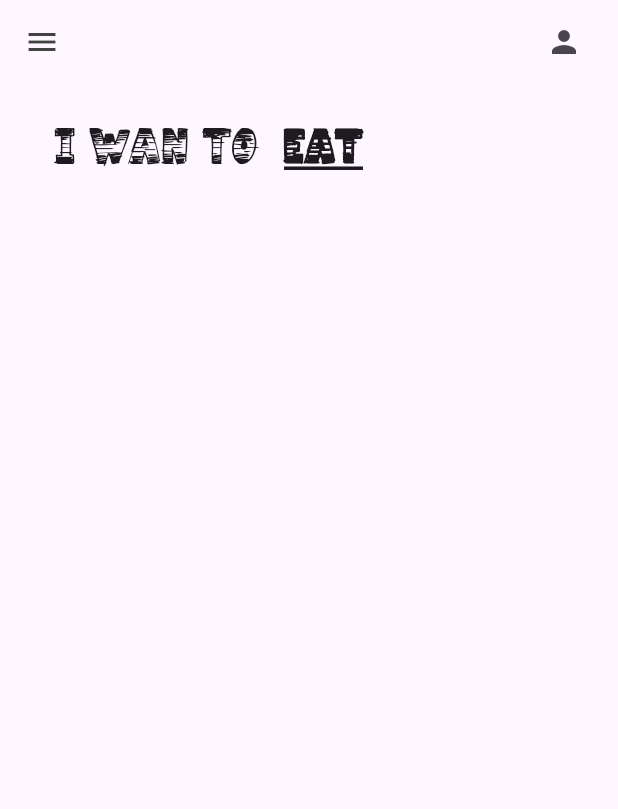
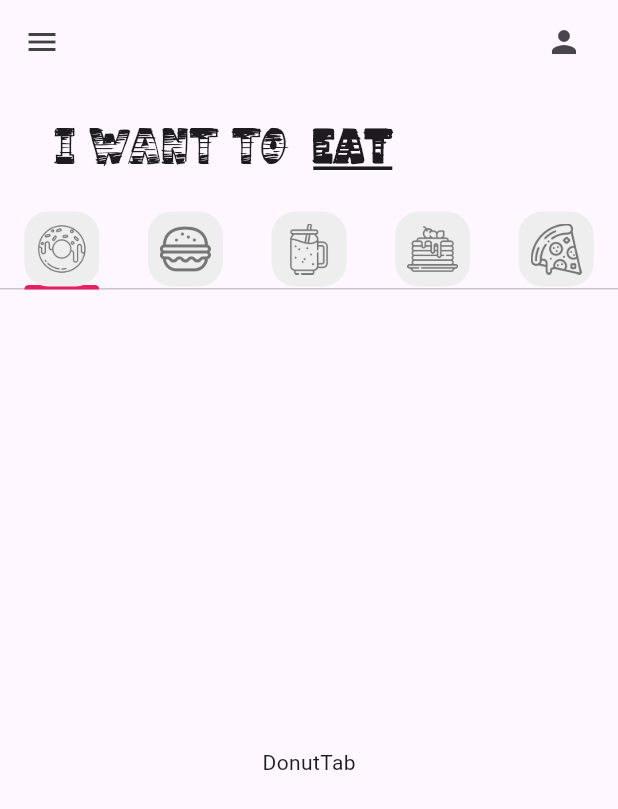
Before and after one commit to JERC-gif/Unidad-II, a Flutter app: the screen it shows after launch, on a phone screen of 412 x 824 dp. Shown: the top 809 px of the screen. Run offline on Flutter 3.47's test engine with Material 3 defaults, Android fonts, the phone set to English and light mode, and no system bars.

Commit message:
starting TabBarview

```diff
--- a/donut_app_2c_ruiz/lib/main.dart
+++ b/donut_app_2c_ruiz/lib/main.dart
@@ -15,6 +15,7 @@ class MyApp extends StatelessWidget {
       debugShowCheckedModeBanner: false,
       title: 'Flutter Demo',
       theme: ThemeData(
+        tabBarTheme: const TabBarTheme(indicatorColor: Colors.pink),
 
         colorScheme: ColorScheme.fromSeed(seedColor: Colors.deepPurple),
         useMaterial3: true,
--- a/donut_app_2c_ruiz/lib/pages/home_page.dart
+++ b/donut_app_2c_ruiz/lib/pages/home_page.dart
@@ -1,3 +1,9 @@
+import 'package:donut_app_2c_ruiz/tabs/burger_tab.dart';
+import 'package:donut_app_2c_ruiz/tabs/donut_tab.dart';
+import 'package:donut_app_2c_ruiz/tabs/pancakes_tab.dart';
+import 'package:donut_app_2c_ruiz/tabs/pizza_tab.dart';
+import 'package:donut_app_2c_ruiz/tabs/smoothie_tab.dart';
+import 'package:donut_app_2c_ruiz/utils/my_tab.dart';
 import 'package:flutter/material.dart';
 
 class HomePage extends StatefulWidget {
@@ -8,9 +14,19 @@ class HomePage extends StatefulWidget {
 }
 
 class _HomePageState extends State<HomePage> {
+  List<Widget>  myTabs = [
+    const MyTab(iconPath: 'lib/icons/donut.png'),
+    const MyTab(iconPath: 'lib/icons/burger.png'),
+    const MyTab(iconPath: 'lib/icons/smoothie.png'),
+    const MyTab(iconPath: 'lib/icons/pancakes.png'),
+    const MyTab(iconPath: 'lib/icons/pizza.png')
+    ];
+
   @override
   Widget build(BuildContext context) {
-    return Scaffold(
+    return DefaultTabController(
+      length: myTabs.length,
+      child: Scaffold(
         appBar: AppBar(
           backgroundColor: Colors.transparent,
           //Icono Izquierdo
@@ -29,11 +45,11 @@ class _HomePageState extends State<HomePage> {
         body: Column(
           children: [
         //Texto principal
-        Padding(
-          padding: const EdgeInsets.symmetric(horizontal: 36, vertical: 18),
+         const Padding(
+            padding:  EdgeInsets.symmetric(horizontal: 36, vertical: 18),
             child: Row(
               children: [
-              Text("I wan to  ",
+                Text("I want to  ",
                 style: TextStyle(
                   //Tipografia
                   fontFamily: "ComicStrip" ,
@@ -58,10 +74,21 @@ class _HomePageState extends State<HomePage> {
 
 
         //Pestaña (TaBar)
-
+        TabBar(tabs: myTabs),
+        //Contenido de pestañas (TabarView)
+        Expanded(
+          child: TabBarView(children: [
+            DonutTab(),
+            BurgerTab(),
+            SmoothieTab(),
+            PancakesTab(),
+            PizzaTab()
+          ]),
+        )
         //Contenido(Cart)
 
           ],)
+      ),
     );
   }
 }
--- /dev/null
+++ b/donut_app_2c_ruiz/lib/tabs/donut_tab.dart
@@ -0,0 +1,12 @@
+import 'package:flutter/material.dart';
+
+class DonutTab extends StatelessWidget {
+  const DonutTab({super.key});
+
+  @override
+  Widget build(BuildContext context) {
+    return const Center(
+      child: Text("DonutTab")
+    );
+  }
+}
--- /dev/null
+++ b/donut_app_2c_ruiz/lib/utils/my_tab.dart
@@ -0,0 +1,27 @@
+import 'package:flutter/material.dart';
+
+class MyTab extends StatelessWidget {
+  final String iconPath;
+
+  const MyTab({super.key, required this.iconPath});
+
+  @override
+  Widget build(BuildContext context) {
+    return Tab(
+      height: 50,
+      child: Container(
+        padding: const EdgeInsets.all(8),
+        decoration: BoxDecoration(
+          color: Colors.grey[200],
+          //Borde redondeado
+          borderRadius: BorderRadius.circular(16)
+        ),
+        child: Image.asset(
+        //'lib/icons/donut.png'
+          iconPath,
+          color: Colors.grey[600],
+          )
+      ),
+    );
+  }
+}
```
Also changed, not shown: donut_app_2c_ruiz/lib/tabs/burger_tab.dart (added, +12 -0 lines), donut_app_2c_ruiz/lib/tabs/pancakes_tab.dart (added, +12 -0 lines), donut_app_2c_ruiz/lib/tabs/pizza_tab.dart (added, +12 -0 lines), donut_app_2c_ruiz/lib/tabs/smoothie_tab.dart (added, +12 -0 lines), donut_app_2c_ruiz/pubspec.yaml (+4 -3 lines), donut_app_2c_ruiz/kahuna_island/Kahuna Island.ttf (renamed from donut_app_2c_ruiz/kahuna_island/Kahuna Island.otf). Lines whose indentation alone changed are shown as unchanged.
